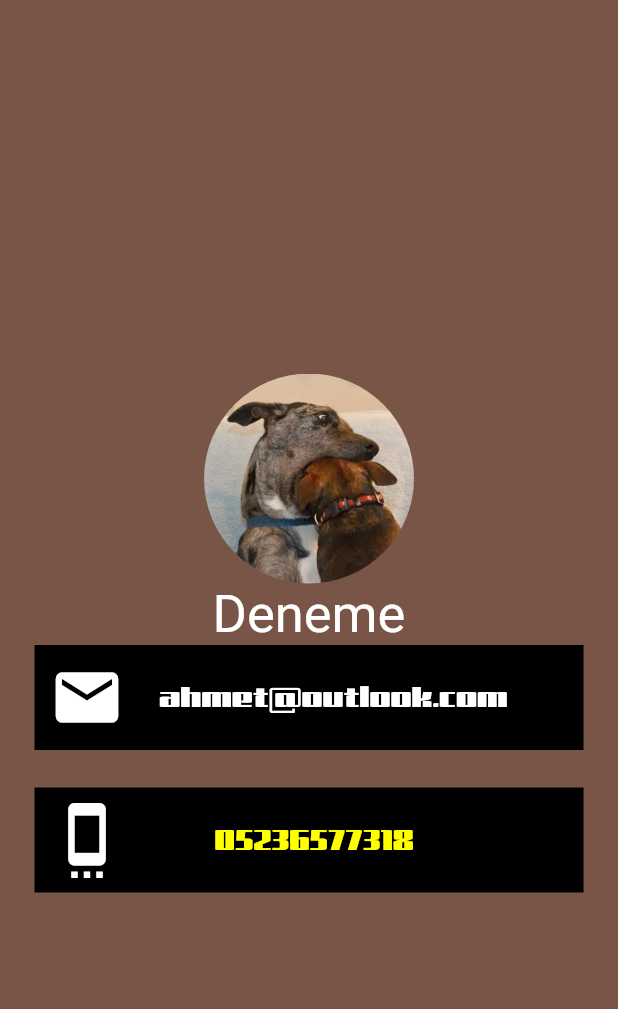
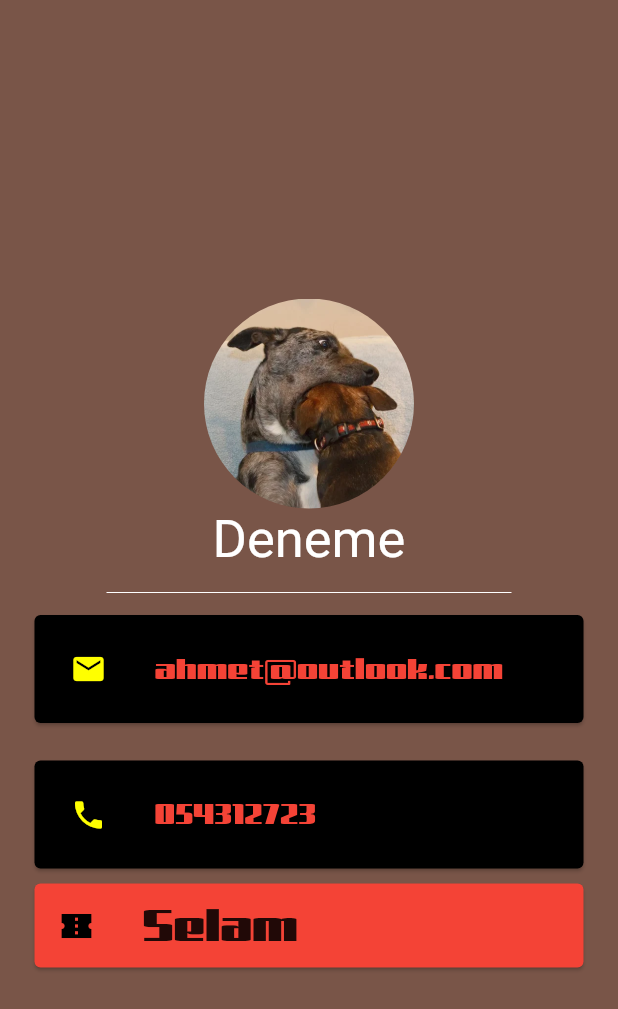
Before and after one commit to ahmetridvanordulu/Kod_Planet_Flutter_kursu, a Flutter app: the screen it shows after launch, on a phone screen of 412 x 824 dp. Shown: the top 1009 px of the screen. Run offline on Flutter 3.47's test engine with Material 2 defaults, Android fonts, the phone set to English and light mode, and no system bars; our stand-ins replace google_fonts; Roboto replaces fonts that are missing (Akronim).

Commit message:
Divider eklendi

```diff
--- a/kahve_App/lib/main.dart
+++ b/kahve_App/lib/main.dart
@@ -1,5 +1,6 @@
 import 'package:flutter/material.dart';
 import 'package:google_fonts/google_fonts.dart';
+
 void main() {
   runApp(Came());
 }
@@ -30,36 +31,59 @@ class Came extends StatelessWidget {
                 ),
                 Text(
                   "Deneme",
-                  style: GoogleFonts.akronim(
-                      fontSize: 35, color: Colors.white),
+                  style: GoogleFonts.akronim(fontSize: 35, color: Colors.white),
                 ),
-
                 Container(
-                  margin: EdgeInsets.symmetric(
-                    horizontal: 23,
-                  ),
-                  padding: EdgeInsets.all(10.0),
+                  width: 270,
+                    child:
+                    Divider(height: 30,color: Colors.white,)
+                ),
+                Card(
                   color: Colors.black,
-                  child: Row(
-                    children: [
-                      Icon(Icons.email,size: 50,color: Colors.white,),
-                      SizedBox(width: 23,),
-                      Text("ahmet@outlook.com",style: TextStyle(color: Colors.white,fontSize: 20),)
-                    ],
+                  margin: EdgeInsets.symmetric(horizontal: 23),
+                  child: Padding(
+                    padding: const EdgeInsets.all(8.0),
+                    child: ListTile(
+                      leading: Icon(
+                        Icons.email,
+                        color: Colors.yellowAccent,
+                      ),
+                      title: Text("ahmet@outlook.com",style: TextStyle(color: Colors.red,fontSize: 20.0)),
+                    ),
                   ),
                 ),
-                SizedBox(height: 25,),
-                Container(
+                SizedBox(
+                  height: 25,
+                ),
+                Card(
                   color: Colors.black,
                   margin: EdgeInsets.symmetric(horizontal: 23),
-                  padding: EdgeInsets.all(10.0),
-                  child: Row(
-                    children: [
-                      Icon(Icons.settings_cell,color: Colors.white,size: 50),
-                      SizedBox(width: 60,),
-                      Text("05236577318",style: TextStyle(fontSize: 20,color: Colors.yellowAccent),)
-                    ],
+                  child: Padding(
+                    padding: const EdgeInsets.all(8.0),
+                    child: ListTile(
+                      leading: Icon(
+                        Icons.phone,
+                        color: Colors.yellowAccent,
+                      ),
+                      title: Text("054312723",style: TextStyle(color: Colors.red,fontSize: 20.0)),
+                    ),
                   ),
+                ),
+                SizedBox(
+                  width: 10,
+                  height: 10,
+                ),
+                Card(
+                  color: Colors.red,
+                  margin: EdgeInsets.symmetric(horizontal: 23),
+                  child: ListTile(
+                     leading: Icon(
+                         Icons.confirmation_num_sharp,
+                         color: Colors.black
+                     ),
+                    title: Text("Selam",style: TextStyle(fontSize: 30)),
+                  ),
+
                 )
               ],
             ),
@@ -69,3 +93,15 @@ class Came extends StatelessWidget {
     );
   }
 }
+
+/*
+Row(
+
+children: [
+Icon(Icons.settings_cell,color: Colors.white,size: 50),
+SizedBox(width: 60,),
+Text("05236577318",style: TextStyle(fontSize: 20,color: Colors.yellowAccent),)
+],
+),
+
+ */
```
